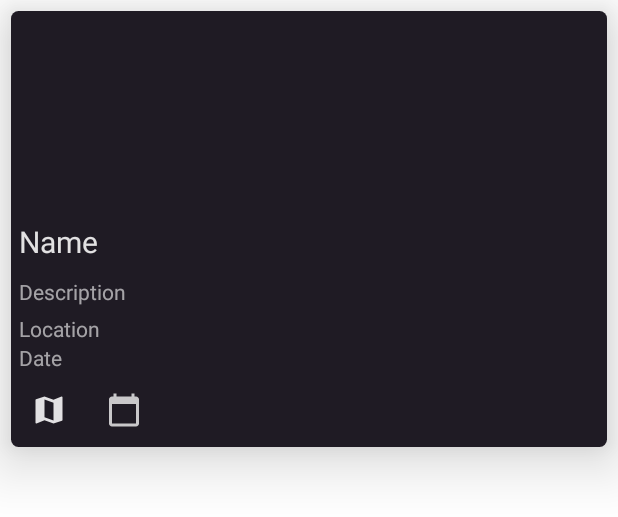
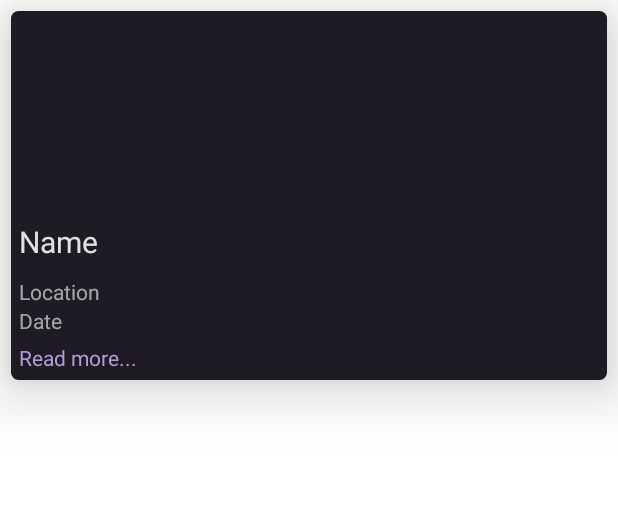
Before and after one commit to vladjk/EventBrowser, an Android app: the layout eventcard_favorite.xml on its own in the app's theme, with its tools: preview values and no code run, on a phone screen of 412 x 824 dp. Shown: the top 517 px of the screen. Run offline under Robolectric (Android 15) with nearby library versions, the light colour scheme and no system bars.

Commit message:
Implemented expandable cardview for FavoriteActivity.

```diff
--- a/app/src/main/java/com/example/eventbrowser/FavoriteActivity.java
+++ b/app/src/main/java/com/example/eventbrowser/FavoriteActivity.java
@@ -11,11 +11,14 @@ import android.content.Context;
 import android.content.Intent;
 import android.net.Uri;
 import android.os.Bundle;
+import android.transition.AutoTransition;
+import android.transition.TransitionManager;
 import android.view.Menu;
 import android.view.MenuInflater;
 import android.view.MenuItem;
 import android.view.View;
 import android.widget.Button;
+import android.widget.ImageButton;
 import android.widget.ImageView;
 import android.widget.TextView;
 import android.widget.Toast;
@@ -94,6 +97,7 @@ public class FavoriteActivity extends AppCompatActivity {
                 feedViewHolder.setDate(feed.getDate());
                 feedViewHolder.setImage(getApplicationContext(),feed.getImage());
                 feedViewHolder.addToCalendar();
+                feedViewHolder.expandFav();
 
             }
         };
--- a/app/src/main/res/layout/eventcard_favorite.xml
+++ b/app/src/main/res/layout/eventcard_favorite.xml
@@ -45,6 +45,7 @@
             android:textColor="#99FFFFFF"
             android:paddingLeft="5dp"
             android:paddingBottom="5dp"
+            android:visibility="gone"
             />
         <TextView
             android:layout_width="match_parent"
@@ -73,6 +74,7 @@
             android:src="@drawable/ic_map"
             android:id="@+id/post_map"
             android:text="Maps"
+            android:visibility="gone"
             />
 
         <ImageButton
@@ -84,6 +86,19 @@
             android:background="@android:color/transparent"
             android:src="@drawable/ic_calendar"
             android:text="Add to Calendar"
+            android:visibility="gone"
+            />
+        <TextView
+            android:id="@+id/post_readmore"
+            android:layout_width="match_parent"
+            android:layout_height="wrap_content"
+            android:layout_below="@id/post_calendar"
+            android:visibility="visible"
+            android:text="Read more..."
+            android:paddingLeft="5dp"
+            android:paddingTop="5dp"
+            android:paddingBottom="5dp"
+            android:textColor="@color/colorAccent"
             />
 
     </RelativeLayout>
```
Also changed, not shown: app/src/main/java/com/example/eventbrowser/MainActivity.java (+30 -1 lines).
